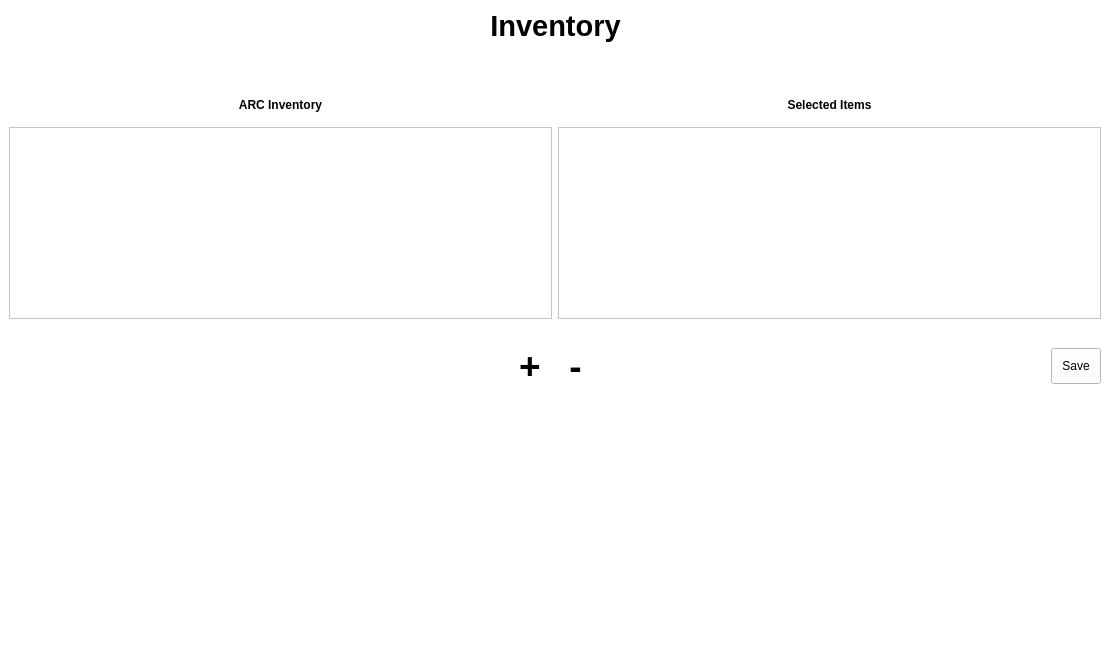
Above: inventory.ui from arc-bphc/sims-gui before the change. Below: the same form after it.
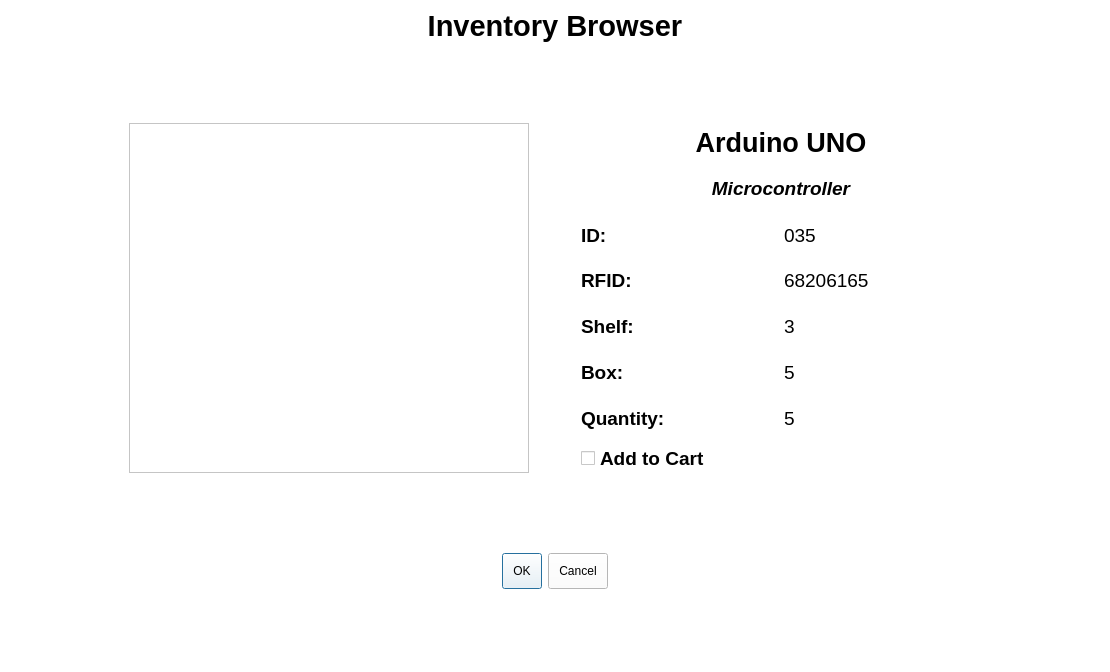
That is the form after the change. Icons and pictures are not drawn.

What changed in the file:
```diff
--- a/inventory.ui
+++ b/inventory.ui
@@ -19,37 +19,23 @@
 </string>
   </property>
   <widget class="QWidget" name="centralwidget">
-   <layout class="QGridLayout" name="gridLayout_2">
+   <layout class="QGridLayout" name="gridLayout_3">
     <item row="0" column="0">
-     <layout class="QGridLayout" name="gridLayout">
-      <property name="verticalSpacing">
-       <number>15</number>
+     <spacer name="horizontalSpacer">
+      <property name="orientation">
+       <enum>Qt::Horizontal</enum>
       </property>
-      <item row="4" column="3" alignment="Qt::AlignRight">
-       <widget class="QPushButton" name="pushButton_4">
-        <property name="text">
-         <string>Save</string>
-        </property>
-        <property name="icon">
-         <iconset theme="document-save">
-          <normaloff>.</normaloff>.</iconset>
-        </property>
-       </widget>
-      </item>
-      <item row="2" column="2" colspan="2">
-       <widget class="QLabel" name="label_4">
-        <property name="text">
-         <string>&lt;html&gt;&lt;head/&gt;&lt;body&gt;&lt;p align=&quot;center&quot;&gt;&lt;span style=&quot; font-weight:600;&quot;&gt;Selected Items&lt;/span&gt;&lt;/p&gt;&lt;/body&gt;&lt;/html&gt;</string>
-        </property>
-       </widget>
-      </item>
-      <item row="3" column="2" colspan="2">
-       <widget class="QListView" name="listView"/>
-      </item>
-      <item row="3" column="0" colspan="2">
-       <widget class="QTreeView" name="treeView"/>
-      </item>
-      <item row="0" column="1" colspan="2" alignment="Qt::AlignHCenter">
+      <property name="sizeHint" stdset="0">
+       <size>
+        <width>40</width>
+        <height>20</height>
+       </size>
+      </property>
+     </spacer>
+    </item>
+    <item row="0" column="1">
+     <layout class="QGridLayout" name="gridLayout_2">
+      <item row="0" column="0" colspan="3">
        <widget class="QLabel" name="label_2">
         <property name="font">
          <font>
@@ -60,64 +46,206 @@
          </font>
         </property>
         <property name="text">
-         <string>&lt;html&gt;&lt;head/&gt;&lt;body&gt;&lt;p align=&quot;center&quot;&gt;&lt;span style=&quot; font-size:22pt;&quot;&gt;Inventory&lt;/span&gt;&lt;/p&gt;&lt;/body&gt;&lt;/html&gt;</string>
+         <string>&lt;html&gt;&lt;head/&gt;&lt;body&gt;&lt;p align=&quot;center&quot;&gt;&lt;span style=&quot; font-size:22pt;&quot;&gt;Inventory Browser&lt;/span&gt;&lt;/p&gt;&lt;/body&gt;&lt;/html&gt;</string>
         </property>
        </widget>
       </item>
-      <item row="4" column="2" alignment="Qt::AlignLeft">
-       <widget class="QPushButton" name="pushButton_3">
-        <property name="maximumSize">
-         <size>
-          <width>50</width>
-          <height>16777215</height>
-         </size>
+      <item row="1" column="0" colspan="3">
+       <spacer name="verticalSpacer">
+        <property name="orientation">
+         <enum>Qt::Vertical</enum>
         </property>
-        <property name="font">
-         <font>
-          <pointsize>28</pointsize>
-          <weight>75</weight>
-          <bold>true</bold>
-         </font>
-        </property>
-        <property name="text">
-         <string>-</string>
-        </property>
-        <property name="flat">
-         <bool>true</bool>
-        </property>
-       </widget>
-      </item>
-      <item row="2" column="0" colspan="2">
-       <widget class="QLabel" name="label">
-        <property name="text">
-         <string>&lt;html&gt;&lt;head/&gt;&lt;body&gt;&lt;p align=&quot;center&quot;&gt;&lt;span style=&quot; font-weight:600;&quot;&gt;ARC Inventory&lt;/span&gt;&lt;/p&gt;&lt;/body&gt;&lt;/html&gt;</string>
-        </property>
-       </widget>
-      </item>
-      <item row="4" column="1" alignment="Qt::AlignRight">
-       <widget class="QPushButton" name="pushButton">
-        <property name="maximumSize">
+        <property name="sizeHint" stdset="0">
          <size>
-          <width>50</width>
-          <height>16777215</height>
+          <width>20</width>
+          <height>40</height>
          </size>
         </property>
-        <property name="font">
-         <font>
-          <pointsize>28</pointsize>
-          <weight>75</weight>
-          <bold>true</bold>
-         </font>
-        </property>
-        <property name="text">
-         <string>+</string>
-        </property>
-        <property name="flat">
-         <bool>true</bool>
-        </property>
-       </widget>
+       </spacer>
       </item>
-      <item row="1" column="0" colspan="4">
+      <item row="2" column="2">
+       <layout class="QGridLayout" name="gridLayout">
+        <item row="7" column="0" colspan="2">
+         <widget class="QCheckBox" name="checkBox">
+          <property name="font">
+           <font>
+            <pointsize>14</pointsize>
+            <weight>75</weight>
+            <bold>true</bold>
+           </font>
+          </property>
+          <property name="text">
+           <string>Add to Cart</string>
+          </property>
+         </widget>
+        </item>
+        <item row="3" column="1">
+         <widget class="QLabel" name="label_8">
+          <property name="font">
+           <font>
+            <pointsize>14</pointsize>
+           </font>
+          </property>
+          <property name="text">
+           <string>68206165</string>
+          </property>
+         </widget>
+        </item>
+        <item row="5" column="1">
+         <widget class="QLabel" name="label_9">
+          <property name="font">
+           <font>
+            <pointsize>14</pointsize>
+           </font>
+          </property>
+          <property name="text">
+           <string>5</string>
+          </property>
+         </widget>
+        </item>
+        <item row="5" column="0">
+         <widget class="QLabel" name="label_5">
+          <property name="font">
+           <font>
+            <pointsize>14</pointsize>
+            <weight>75</weight>
+            <bold>true</bold>
+           </font>
+          </property>
+          <property name="text">
+           <string>Box:</string>
+          </property>
+         </widget>
+        </item>
+        <item row="2" column="0">
+         <widget class="QLabel" name="label_3">
+          <property name="font">
+           <font>
+            <pointsize>14</pointsize>
+            <weight>75</weight>
+            <bold>true</bold>
+           </font>
+          </property>
+          <property name="text">
+           <string>ID:</string>
+          </property>
+         </widget>
+        </item>
+        <item row="4" column="0">
+         <widget class="QLabel" name="label_4">
+          <property name="font">
+           <font>
+            <pointsize>14</pointsize>
+            <weight>75</weight>
+            <bold>true</bold>
+           </font>
+          </property>
+          <property name="text">
+           <string>Shelf:</string>
+          </property>
+         </widget>
+        </item>
+        <item row="6" column="0">
+         <widget class="QLabel" name="label_12">
+          <property name="font">
+           <font>
+            <pointsize>14</pointsize>
+            <weight>75</weight>
+            <bold>true</bold>
+           </font>
+          </property>
+          <property name="text">
+           <string>Quantity:</string>
+          </property>
+         </widget>
+        </item>
+        <item row="2" column="1">
+         <widget class="QLabel" name="label_7">
+          <property name="font">
+           <font>
+            <pointsize>14</pointsize>
+           </font>
+          </property>
+          <property name="text">
+           <string>035</string>
+          </property>
+         </widget>
+        </item>
+        <item row="6" column="1">
+         <widget class="QLabel" name="label_10">
+          <property name="font">
+           <font>
+            <pointsize>14</pointsize>
+           </font>
+          </property>
+          <property name="text">
+           <string>5</string>
+          </property>
+         </widget>
+        </item>
+        <item row="3" column="0">
+         <widget class="QLabel" name="label_11">
+          <property name="font">
+           <font>
+            <pointsize>14</pointsize>
+            <weight>75</weight>
+            <bold>true</bold>
+           </font>
+          </property>
+          <property name="text">
+           <string>RFID:</string>
+          </property>
+         </widget>
+        </item>
+        <item row="0" column="0" colspan="2">
+         <widget class="QLabel" name="label_13">
+          <property name="minimumSize">
+           <size>
+            <width>400</width>
+            <height>0</height>
+           </size>
+          </property>
+          <property name="font">
+           <font>
+            <pointsize>20</pointsize>
+            <weight>75</weight>
+            <bold>true</bold>
+           </font>
+          </property>
+          <property name="text">
+           <string>&lt;html&gt;&lt;head/&gt;&lt;body&gt;&lt;p align=&quot;center&quot;&gt;Arduino UNO&lt;/p&gt;&lt;/body&gt;&lt;/html&gt;</string>
+          </property>
+         </widget>
+        </item>
+        <item row="4" column="1">
+         <widget class="QLabel" name="label_6">
+          <property name="font">
+           <font>
+            <pointsize>14</pointsize>
+           </font>
+          </property>
+          <property name="text">
+           <string>3</string>
+          </property>
+         </widget>
+        </item>
+        <item row="1" column="0" colspan="2">
+         <widget class="QLabel" name="label_15">
+          <property name="font">
+           <font>
+            <pointsize>14</pointsize>
+            <weight>75</weight>
+            <bold>true</bold>
+           </font>
+          </property>
+          <property name="text">
+           <string>&lt;html&gt;&lt;head/&gt;&lt;body&gt;&lt;p align=&quot;center&quot;&gt;&lt;span style=&quot; font-style:italic;&quot;&gt;Microcontroller&lt;/span&gt;&lt;/p&gt;&lt;/body&gt;&lt;/html&gt;</string>
+          </property>
+         </widget>
+        </item>
+       </layout>
+      </item>
+      <item row="3" column="0" colspan="3">
        <spacer name="verticalSpacer_2">
         <property name="orientation">
          <enum>Qt::Vertical</enum>
@@ -130,17 +258,60 @@
         </property>
        </spacer>
       </item>
+      <item row="5" column="0" colspan="3">
+       <spacer name="verticalSpacer_3">
+        <property name="orientation">
+         <enum>Qt::Vertical</enum>
+        </property>
+        <property name="sizeHint" stdset="0">
+         <size>
+          <width>20</width>
+          <height>40</height>
+         </size>
+        </property>
+       </spacer>
+      </item>
+      <item row="4" column="0" colspan="3" alignment="Qt::AlignHCenter">
+       <widget class="QDialogButtonBox" name="buttonBox">
+        <property name="standardButtons">
+         <set>QDialogButtonBox::Cancel|QDialogButtonBox::Ok</set>
+        </property>
+       </widget>
+      </item>
+      <item row="2" column="0">
+       <widget class="QTreeView" name="treeView">
+        <property name="minimumSize">
+         <size>
+          <width>400</width>
+          <height>350</height>
+         </size>
+        </property>
+       </widget>
+      </item>
+      <item row="2" column="1">
+       <spacer name="horizontalSpacer_3">
+        <property name="orientation">
+         <enum>Qt::Horizontal</enum>
+        </property>
+        <property name="sizeHint" stdset="0">
+         <size>
+          <width>40</width>
+          <height>20</height>
+         </size>
+        </property>
+       </spacer>
+      </item>
      </layout>
     </item>
-    <item row="1" column="0">
-     <spacer name="verticalSpacer">
+    <item row="0" column="2">
+     <spacer name="horizontalSpacer_2">
       <property name="orientation">
-       <enum>Qt::Vertical</enum>
+       <enum>Qt::Horizontal</enum>
       </property>
       <property name="sizeHint" stdset="0">
        <size>
-        <width>20</width>
-        <height>40</height>
+        <width>40</width>
+        <height>20</height>
        </size>
       </property>
      </spacer>
```
